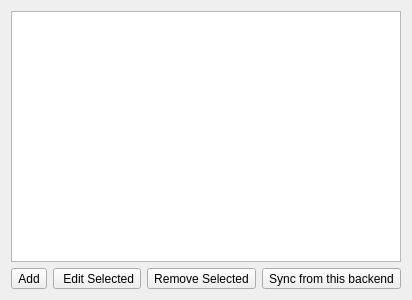
This is src/backendwidget.ui in jlu5/bookmarksync as Qt 5 draws it before an edit. The edited form follows.
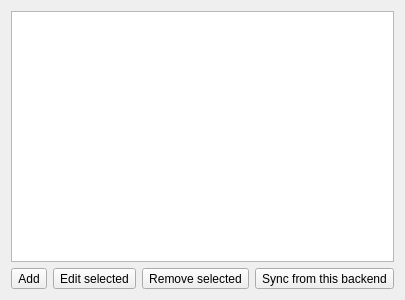
This is the edited form. Icons and pictures are not drawn.

Commit message: Update BackendWidget tooltips

The edit to the form file:
```diff
--- a/src/backendwidget.ui
+++ b/src/backendwidget.ui
@@ -58,7 +58,7 @@
         <string>Edit currently selected Place</string>
        </property>
        <property name="text">
-        <string> Edit Selected</string>
+        <string>Edit selected</string>
        </property>
        <property name="icon">
         <iconset theme="gtk-edit">
@@ -72,7 +72,7 @@
         <string>Remove currently selected Place</string>
        </property>
        <property name="text">
-        <string>Remove Selected</string>
+        <string>Remove selected</string>
        </property>
        <property name="icon">
         <iconset theme="list-remove">
```
Left out of the diff: 22 changed lines with no effect on the pictures.
